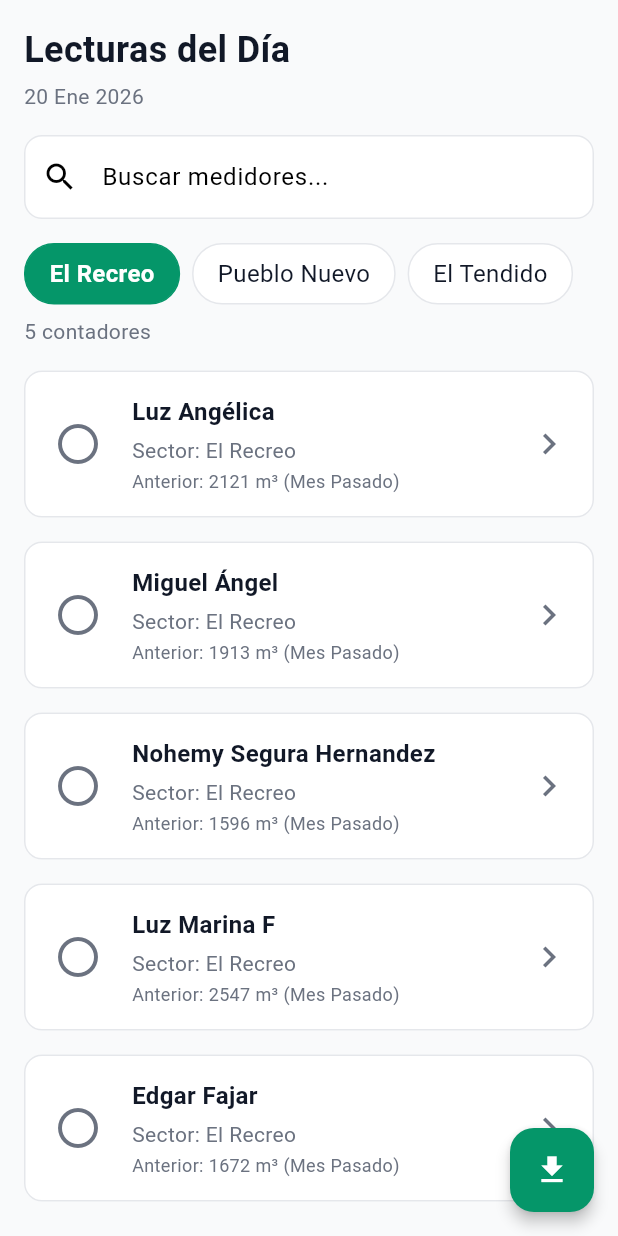
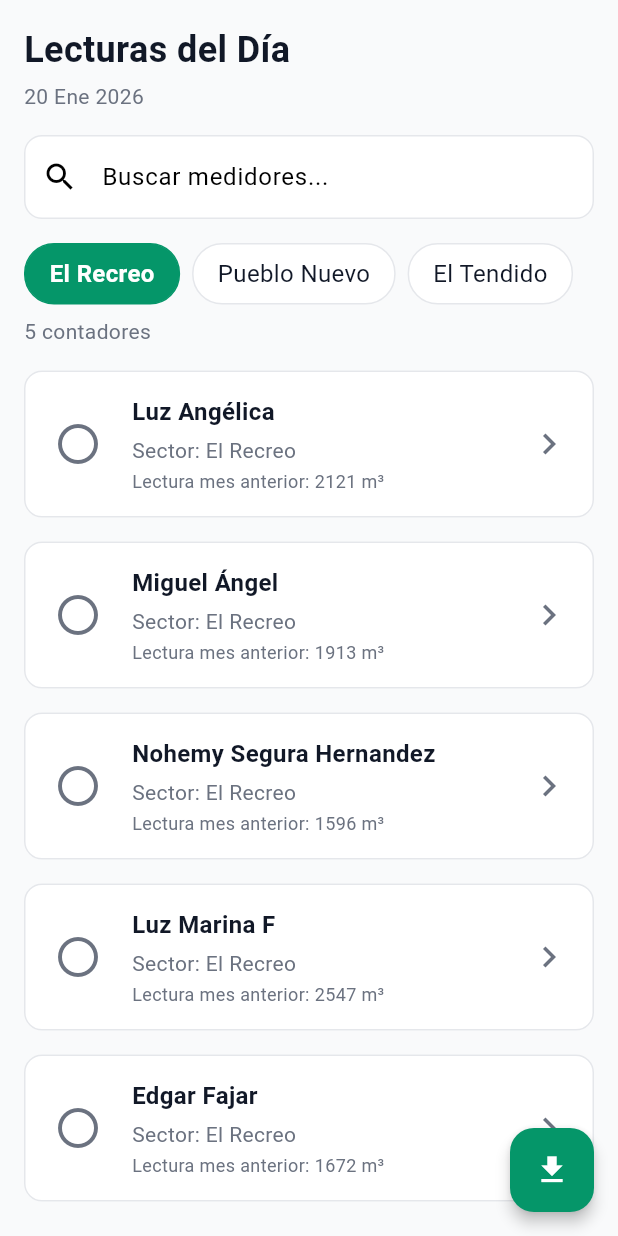
Before and after one commit to 2jcortesj2/PROYECTO_ASOGUAPO, a Flutter app: the screen it shows after launch, on a phone screen of 412 x 824 dp. Run offline on Flutter 3.47's test engine with Material 3 defaults, Android fonts, the phone set to English and light mode, and no system bars; our stand-ins replace camera, csv, geolocator, permission_handler, share_plus, sqflite; accounts and stored records are empty.

Commit message:
UI: Simplify previous reading label in contador cards

```diff
--- a/app/lib/widgets/contador_card.dart
+++ b/app/lib/widgets/contador_card.dart
@@ -44,7 +44,7 @@ class ContadorCard extends StatelessWidget {
                     ),
                     const SizedBox(height: 2),
                     Text(
-                      'Anterior: ${contador.ultimaLecturaFormateada} (Mes Pasado)',
+                      'Lectura mes anterior: ${contador.ultimaLecturaFormateada}',
                       style: AppTextStyles.cardSubtitulo.copyWith(fontSize: 12),
                     ),
                   ],
```
